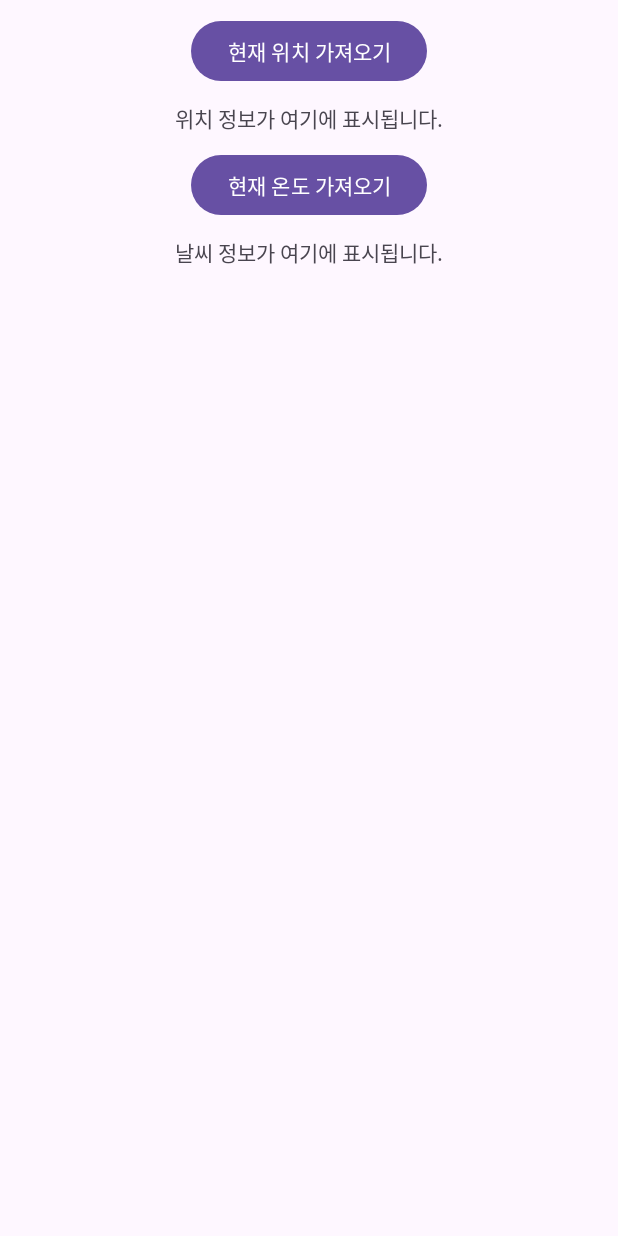
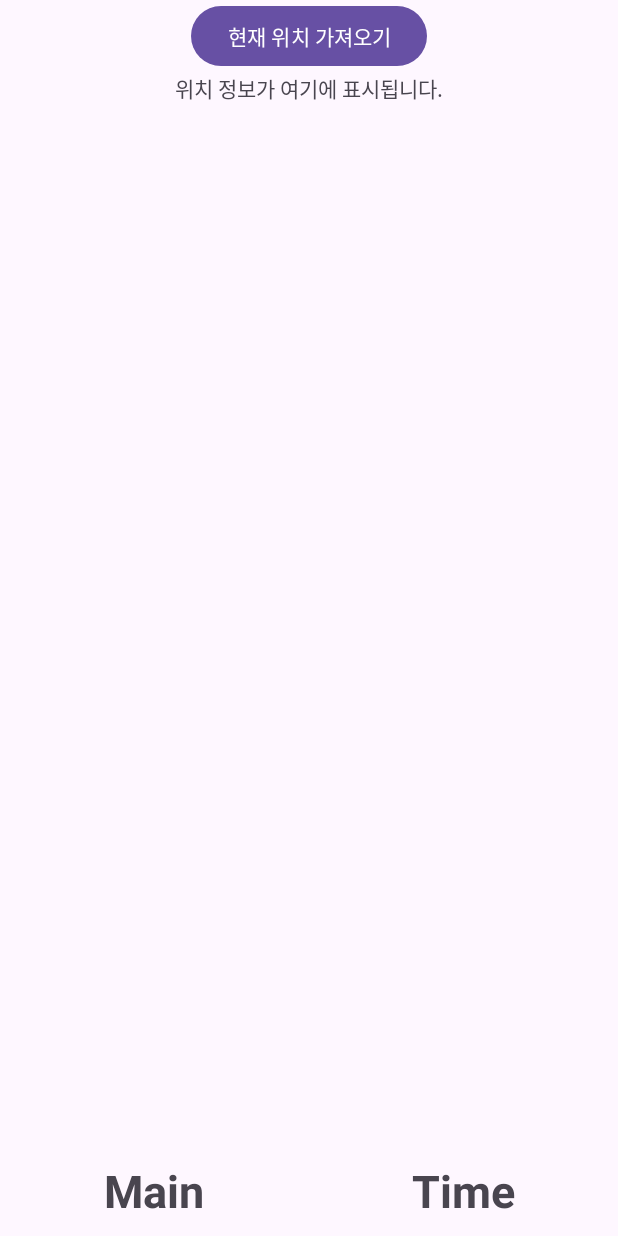
Before and after one commit to pyowonsik/OndoOtdo, an Android app: the screen it shows after launch (MainActivity), on a phone screen of 412 x 824 dp. Run offline under Robolectric (Android 15) with nearby library versions, the phone set to English and light mode, and no system bars; our stand-ins replace data binding.

Commit message:
feat : main/time 탭분리

```diff
--- a/app/src/main/java/com/wspyo/ondootdo/MainFragment.kt
+++ b/app/src/main/java/com/wspyo/ondootdo/MainFragment.kt
@@ -19,6 +19,7 @@ import androidx.databinding.DataBindingUtil
 import androidx.fragment.app.activityViewModels
 import androidx.lifecycle.Observer
 import androidx.lifecycle.ViewModelProvider
+import androidx.navigation.findNavController
 import com.google.android.gms.location.LocationServices
 import com.wspyo.ondootdo.databinding.ActivityMainBinding
 import com.wspyo.ondootdo.databinding.FragmentMainBinding
@@ -71,14 +72,17 @@ class MainFragment : Fragment() {
             }
         }
 
-        binding.getTemperatureButton.setOnClickListener{
-            val latitude = locationViewModel.latitude
-            val longitude = locationViewModel.longitude
+//        binding.getTemperatureButton.setOnClickListener{
+//            val latitude = locationViewModel.latitude
+//            val longitude = locationViewModel.longitude
+//
+//            Log.d("MainActivity",latitude.value.toString())
+//            Log.d("MainActivity",longitude.value.toString())
+//        }
 
-            Log.d("MainActivity",latitude.value.toString())
-            Log.d("MainActivity",longitude.value.toString())
+        binding.timeFragmentTab.setOnClickListener(){
+            it.findNavController().navigate(R.id.action_mainFragment_to_settingFragment)
         }
-
 
         return binding.root
     }
@@ -88,7 +92,6 @@ class MainFragment : Fragment() {
         val coarseLocationPermission = ActivityCompat.checkSelfPermission(requireContext(), Manifest.permission.ACCESS_COARSE_LOCATION) == PackageManager.PERMISSION_GRANTED
         return fineLocationPermission && coarseLocationPermission
     }
-
     private fun checkLocationSettings() {
         val locationMode = Settings.Secure.getInt(
             requireActivity().contentResolver,
--- a/app/src/main/res/layout/fragment_main.xml
+++ b/app/src/main/res/layout/fragment_main.xml
@@ -1,49 +1,64 @@
 <?xml version="1.0" encoding="utf-8"?>
 <layout
     xmlns:android="http://schemas.android.com/apk/res/android"
+    xmlns:app="http://schemas.android.com/apk/res-auto"
     xmlns:tools="http://schemas.android.com/tools">
     <FrameLayout
         android:layout_width="match_parent"
         android:layout_height="match_parent"
         tools:context=".MainFragment">
 
-        <LinearLayout
+        <androidx.constraintlayout.widget.ConstraintLayout
             android:layout_width="match_parent"
-            android:layout_height="match_parent"
-            android:orientation="vertical"
-            android:gravity="center_horizontal">
+            android:layout_height="match_parent">
 
             <Button
                 android:id="@+id/getLocationButton"
                 android:layout_width="wrap_content"
                 android:layout_height="wrap_content"
+                android:layout_gravity="center_horizontal"
                 android:text="현재 위치 가져오기"
-                android:layout_marginTop="10dp"
-                android:layout_gravity="center_horizontal" />
+                app:layout_constraintEnd_toEndOf="parent"
+                app:layout_constraintStart_toStartOf="parent"
+                app:layout_constraintTop_toTopOf="parent" />
 
             <TextView
                 android:id="@+id/locationTextView"
                 android:layout_width="wrap_content"
                 android:layout_height="wrap_content"
-                android:layout_marginTop="10dp"
+                android:layout_gravity="center_horizontal"
                 android:text="위치 정보가 여기에 표시됩니다."
-                android:layout_gravity="center_horizontal" />
+                app:layout_constraintEnd_toEndOf="parent"
+                app:layout_constraintStart_toStartOf="parent"
+                app:layout_constraintTop_toBottomOf="@+id/getLocationButton" />
 
-            <Button
-                android:id="@+id/getTemperatureButton"
-                android:layout_width="wrap_content"
-                android:layout_height="wrap_content"
-                android:text="현재 온도 가져오기"
-                android:layout_marginTop="10dp"
-                android:layout_gravity="center_horizontal" />
 
-            <TextView
-                android:id="@+id/temperatureTextView"
-                android:layout_width="wrap_content"
-                android:layout_height="wrap_content"
-                android:layout_marginTop="10dp"
-                android:text="날씨 정보가 여기에 표시됩니다."
-                android:layout_gravity="center_horizontal" />
-        </LinearLayout>
+            <LinearLayout
+                android:layout_width="match_parent"
+                android:layout_height="60dp"
+                app:layout_constraintBottom_toBottomOf="parent">
+                <TextView
+                    android:id="@+id/mainFragmentTab"
+                    android:layout_weight="1"
+                    android:text="Main"
+                    android:textSize="30sp"
+                    android:textStyle="bold"
+                    android:gravity="center"
+                    android:layout_width="match_parent"
+                    android:layout_height="match_parent" />
+
+                <TextView
+                    android:id="@+id/timeFragmentTab"
+                    android:layout_weight="1"
+                    android:text="Time"
+                    android:textSize="30sp"
+                    android:textStyle="bold"
+                    android:gravity="center"
+                    android:layout_width="match_parent"
+                    android:layout_height="match_parent" />
+            </LinearLayout>
+
+        </androidx.constraintlayout.widget.ConstraintLayout>
+
     </FrameLayout>
 </layout>
```
Also changed, not shown: app/src/main/java/com/wspyo/ondootdo/SettingFragment.kt (+15 -1 lines), app/src/main/res/layout/fragment_setting.xml (+39 -10 lines).
